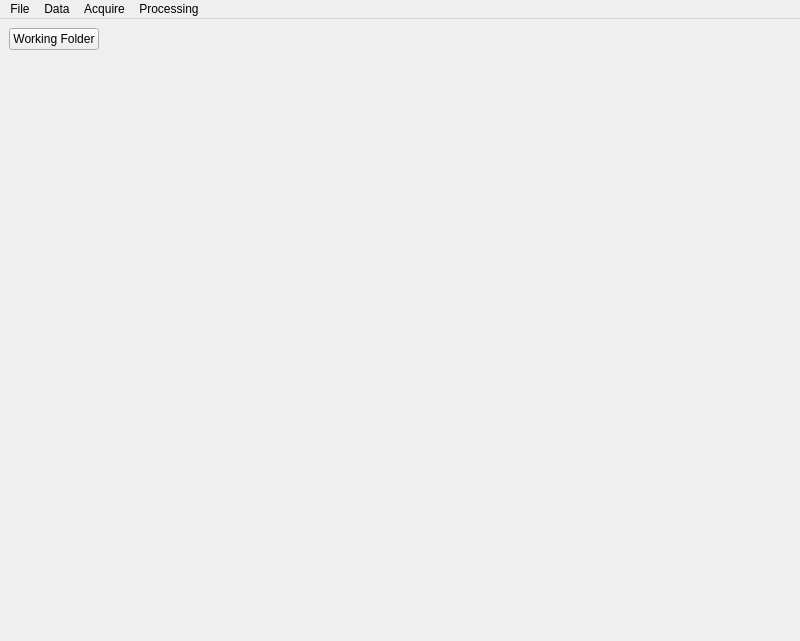
The window that pysilcam/silcamgui/SilCam.ui (SINTEF/PySilCam) describes before a commit, drawn with Qt 5.
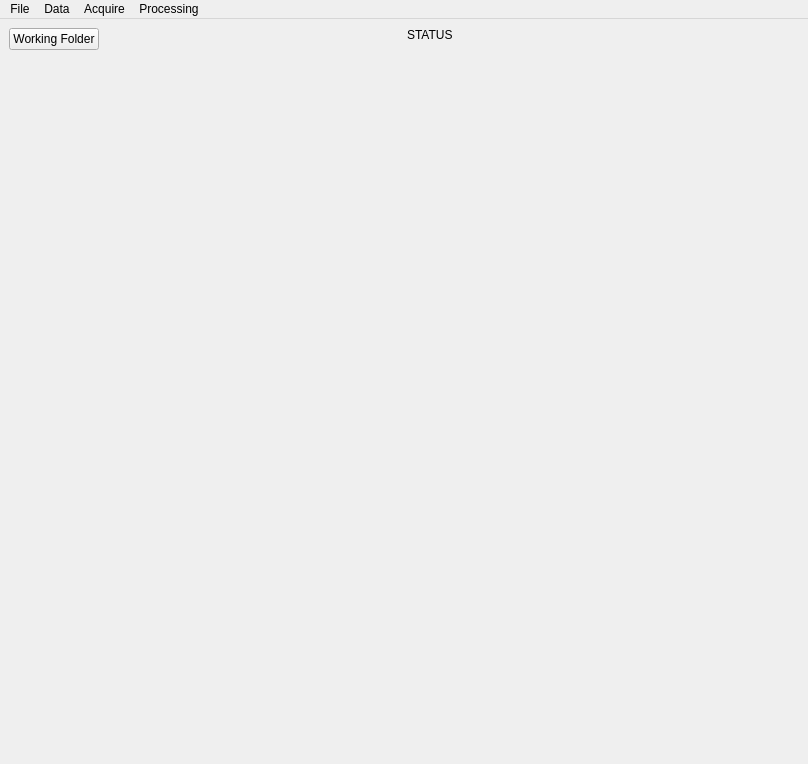
The same window after the commit.

Diff of the .ui file:
```diff
--- a/pysilcam/silcamgui/SilCam.ui
+++ b/pysilcam/silcamgui/SilCam.ui
@@ -6,8 +6,8 @@
    <rect>
     <x>0</x>
     <y>0</y>
-    <width>800</width>
-    <height>641</height>
+    <width>808</width>
+    <height>764</height>
    </rect>
   </property>
   <property name="sizePolicy">
@@ -24,20 +24,27 @@
   </property>
   <widget class="QWidget" name="centralwidget">
    <layout class="QGridLayout" name="gridLayout">
-    <item row="1" column="0" colspan="3">
-     <widget class="QWidget" name="fig_widget" native="true"/>
-    </item>
-    <item row="0" column="0" alignment="Qt::AlignLeft|Qt::AlignTop">
+    <item row="0" column="0" alignment="Qt::AlignLeft">
      <widget class="QPushButton" name="pb_ChangeDirectory">
       <property name="text">
        <string>Working Folder</string>
       </property>
      </widget>
     </item>
-    <item row="0" column="1" colspan="2">
+    <item row="0" column="1" alignment="Qt::AlignTop">
      <widget class="QLabel" name="statusBar">
       <property name="text">
-       <string/>
+       <string>STATUS</string>
+      </property>
+     </widget>
+    </item>
+    <item row="1" column="0" colspan="2">
+     <widget class="QWidget" name="fig_widget" native="true">
+      <property name="minimumSize">
+       <size>
+        <width>790</width>
+        <height>400</height>
+       </size>
       </property>
      </widget>
     </item>
@@ -48,7 +55,7 @@
     <rect>
      <x>0</x>
      <y>0</y>
-     <width>800</width>
+     <width>808</width>
      <height>27</height>
     </rect>
    </property>
```
